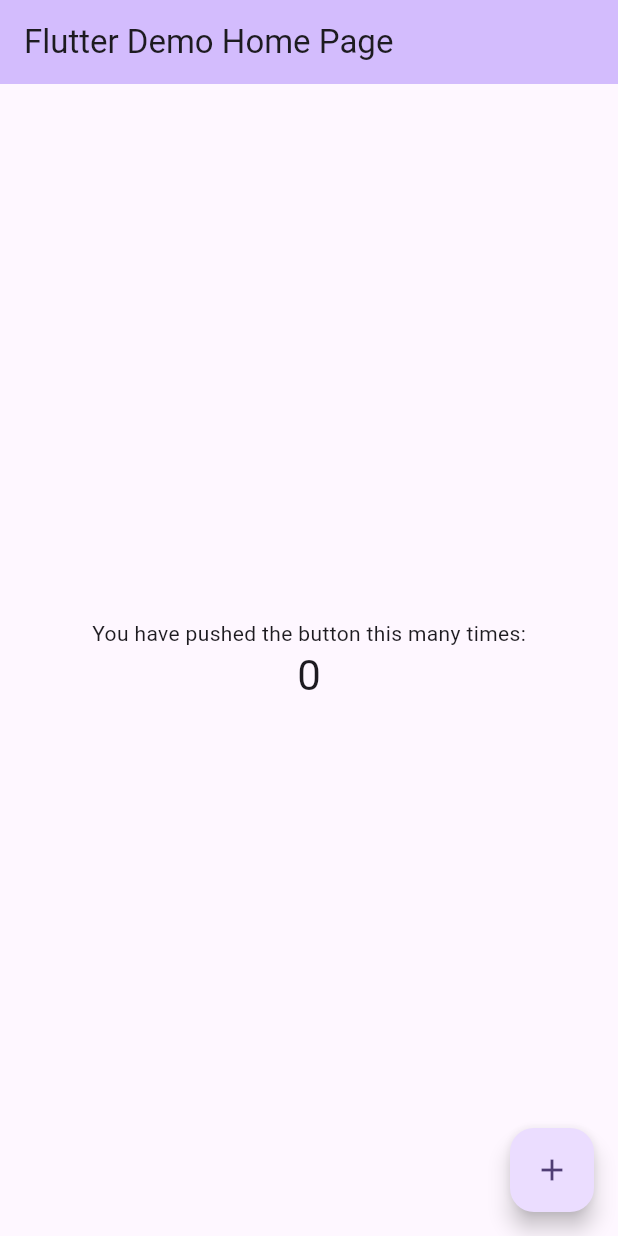
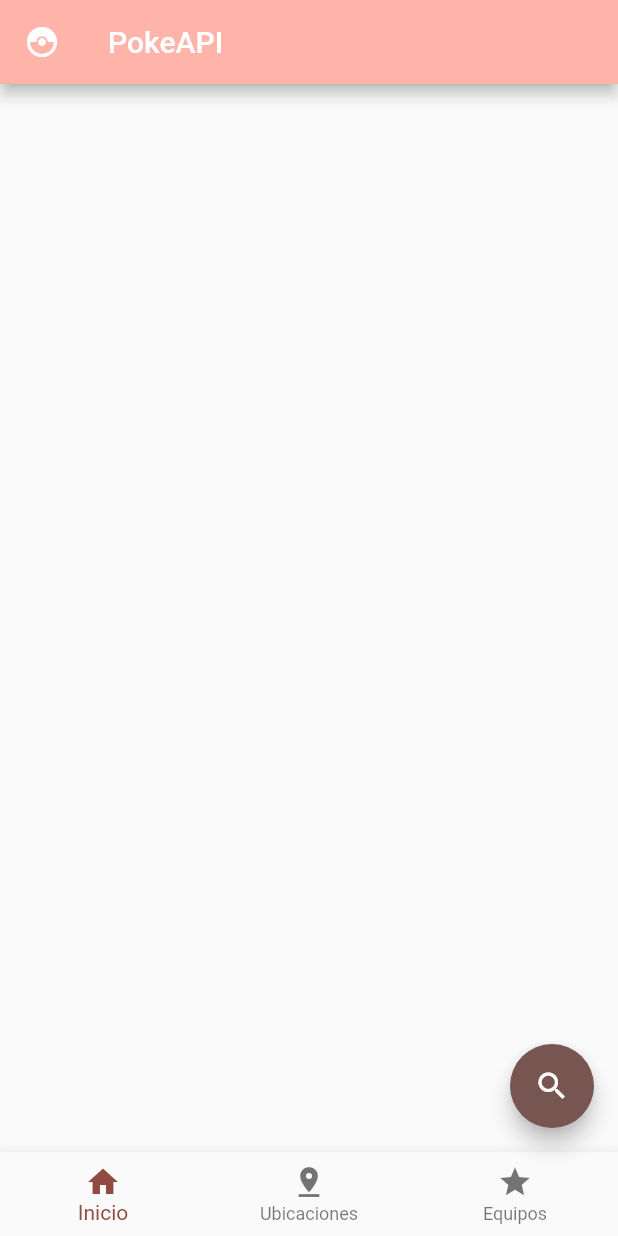
Before and after one commit to vidanj/pokeAPI-JECR, a Flutter app: the screen it shows after launch, on a phone screen of 412 x 824 dp. Run offline on Flutter 3.47's test engine with Material 3 defaults, Android fonts, the light colour scheme and no system bars.

Commit message:
Diseño actualizado a mas pokimonsesque

```diff
--- /dev/null
+++ b/poke_api/lib/home.dart
@@ -0,0 +1,48 @@
+import 'package:flutter/material.dart';
+
+class HomePage extends StatefulWidget {
+  const HomePage({super.key, required this.title});
+  final String title;
+
+  @override
+  State<HomePage> createState() => _HomePageState();
+}
+
+class _HomePageState extends State<HomePage> {
+
+  @override
+  Widget build(BuildContext context) {
+
+    return Scaffold(
+      appBar: AppBar(
+
+        backgroundColor: Theme.of(context).colorScheme.inversePrimary,
+        leading: Icon(Icons.catching_pokemon),
+        title: Text(widget.title),
+
+      ),
+      body: Center(
+
+        child: Column(
+
+          mainAxisAlignment: MainAxisAlignment.center,
+          children: <Widget>[
+
+          ],
+        ),
+      ),
+      floatingActionButton: FloatingActionButton(
+        onPressed: (){},
+        tooltip: 'Buscar',
+        child: const Icon(Icons.search),
+      ),
+      bottomNavigationBar: BottomNavigationBar(
+        items: const <BottomNavigationBarItem>[
+          BottomNavigationBarItem(icon: Icon(Icons.home), label: 'Inicio'),
+          BottomNavigationBarItem(icon: Icon(Icons.pin_drop), label: 'Ubicaciones'),
+          BottomNavigationBarItem(icon: Icon(Icons.star), label: 'Equipos'),
+        ],
+      ),
+    );
+  }
+}
--- a/poke_api/lib/main.dart
+++ b/poke_api/lib/main.dart
@@ -1,125 +1,6 @@
 import 'package:flutter/material.dart';
+import 'poke_api.dart';
 
 void main() {
-  runApp(const MyApp());
+  runApp(const PokeApi());
 }
-
-class MyApp extends StatelessWidget {
-  const MyApp({super.key});
-
-  // This widget is the root of your application.
-  @override
-  Widget build(BuildContext context) {
-    return MaterialApp(
-      title: 'Flutter Demo',
-      theme: ThemeData(
-        // This is the theme of your application.
-        //
-        // TRY THIS: Try running your application with "flutter run". You'll see
-        // the application has a purple toolbar. Then, without quitting the app,
-        // try changing the seedColor in the colorScheme below to Colors.green
-        // and then invoke "hot reload" (save your changes or press the "hot
-        // reload" button in a Flutter-supported IDE, or press "r" if you used
-        // the command line to start the app).
-        //
-        // Notice that the counter didn't reset back to zero; the application
-        // state is not lost during the reload. To reset the state, use hot
-        // restart instead.
-        //
-        // This works for code too, not just values: Most code changes can be
-        // tested with just a hot reload.
-        colorScheme: ColorScheme.fromSeed(seedColor: Colors.deepPurple),
-        useMaterial3: true,
-      ),
-      home: const MyHomePage(title: 'Flutter Demo Home Page'),
-    );
-  }
-}
-
-class MyHomePage extends StatefulWidget {
-  const MyHomePage({super.key, required this.title});
-
-  // This widget is the home page of your application. It is stateful, meaning
-  // that it has a State object (defined below) that contains fields that affect
-  // how it looks.
-
-  // This class is the configuration for the state. It holds the values (in this
-  // case the title) provided by the parent (in this case the App widget) and
-  // used by the build method of the State. Fields in a Widget subclass are
-  // always marked "final".
-
-  final String title;
-
-  @override
-  State<MyHomePage> createState() => _MyHomePageState();
-}
-
-class _MyHomePageState extends State<MyHomePage> {
-  int _counter = 0;
-
-  void _incrementCounter() {
-    setState(() {
-      // This call to setState tells the Flutter framework that something has
-      // changed in this State, which causes it to rerun the build method below
-      // so that the display can reflect the updated values. If we changed
-      // _counter without calling setState(), then the build method would not be
-      // called again, and so nothing would appear to happen.
-      _counter++;
-    });
-  }
-
-  @override
-  Widget build(BuildContext context) {
-    // This method is rerun every time setState is called, for instance as done
-    // by the _incrementCounter method above.
-    //
-    // The Flutter framework has been optimized to make rerunning build methods
-    // fast, so that you can just rebuild anything that needs updating rather
-    // than having to individually change instances of widgets.
-    return Scaffold(
-      appBar: AppBar(
-        // TRY THIS: Try changing the color here to a specific color (to
-        // Colors.amber, perhaps?) and trigger a hot reload to see the AppBar
-        // change color while the other colors stay the same.
-        backgroundColor: Theme.of(context).colorScheme.inversePrimary,
-        // Here we take the value from the MyHomePage object that was created by
-        // the App.build method, and use it to set our appbar title.
-        title: Text(widget.title),
-      ),
-      body: Center(
-        // Center is a layout widget. It takes a single child and positions it
-        // in the middle of the parent.
-        child: Column(
-          // Column is also a layout widget. It takes a list of children and
-          // arranges them vertically. By default, it sizes itself to fit its
-          // children horizontally, and tries to be as tall as its parent.
-          //
-          // Column has various properties to control how it sizes itself and
-          // how it positions its children. Here we use mainAxisAlignment to
-          // center the children vertically; the main axis here is the vertical
-          // axis because Columns are vertical (the cross axis would be
-          // horizontal).
-          //
-          // TRY THIS: Invoke "debug painting" (choose the "Toggle Debug Paint"
-          // action in the IDE, or press "p" in the console), to see the
-          // wireframe for each widget.
-          mainAxisAlignment: MainAxisAlignment.center,
-          children: <Widget>[
-            const Text(
-              'You have pushed the button this many times:',
-            ),
-            Text(
-              '$_counter',
-              style: Theme.of(context).textTheme.headlineMedium,
-            ),
-          ],
-        ),
-      ),
-      floatingActionButton: FloatingActionButton(
-        onPressed: _incrementCounter,
-        tooltip: 'Increment',
-        child: const Icon(Icons.add),
-      ), // This trailing comma makes auto-formatting nicer for build methods.
-    );
-  }
-}
--- /dev/null
+++ b/poke_api/lib/poke_api.dart
@@ -0,0 +1,22 @@
+import 'package:flutter/material.dart';
+import 'home.dart';
+
+class PokeApi extends StatelessWidget {
+  const PokeApi({super.key});
+
+  static const  String title = 'PokeAPI';
+
+  @override
+  Widget build(BuildContext context) {
+    return MaterialApp(
+      title: title,
+      debugShowCheckedModeBanner: false,  // Add this line
+      theme: ThemeData(
+
+        colorScheme: ColorScheme.fromSeed(seedColor: Colors.red),
+        useMaterial3: false,
+      ),
+      home: const HomePage(title: title),
+    );
+  }
+}
```
